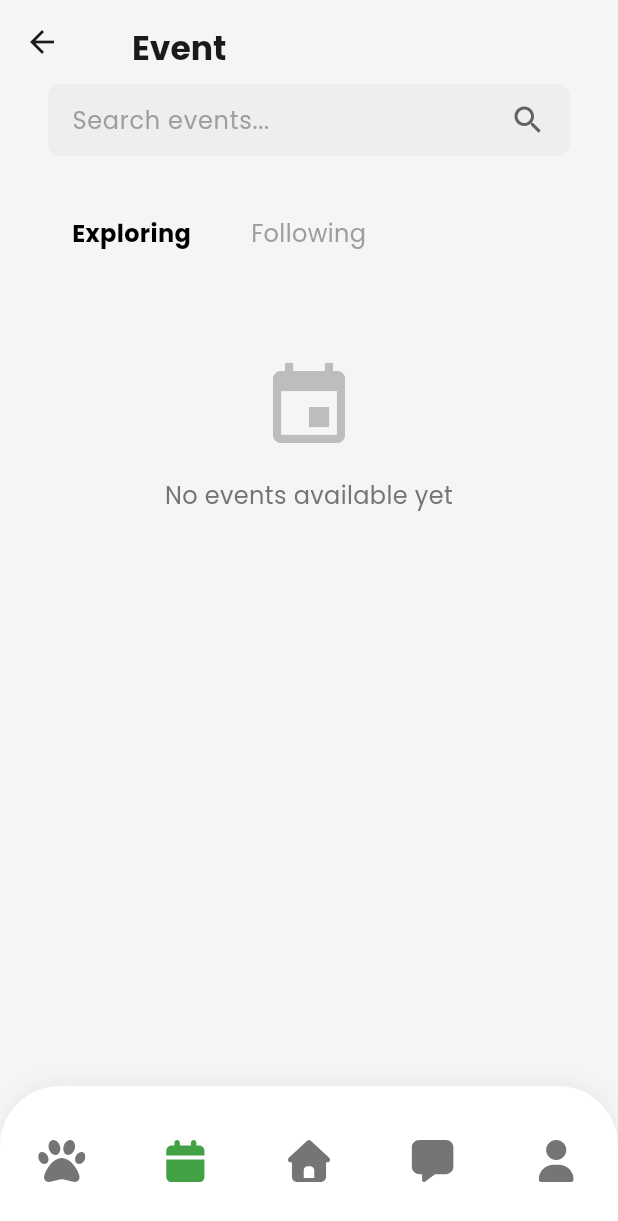
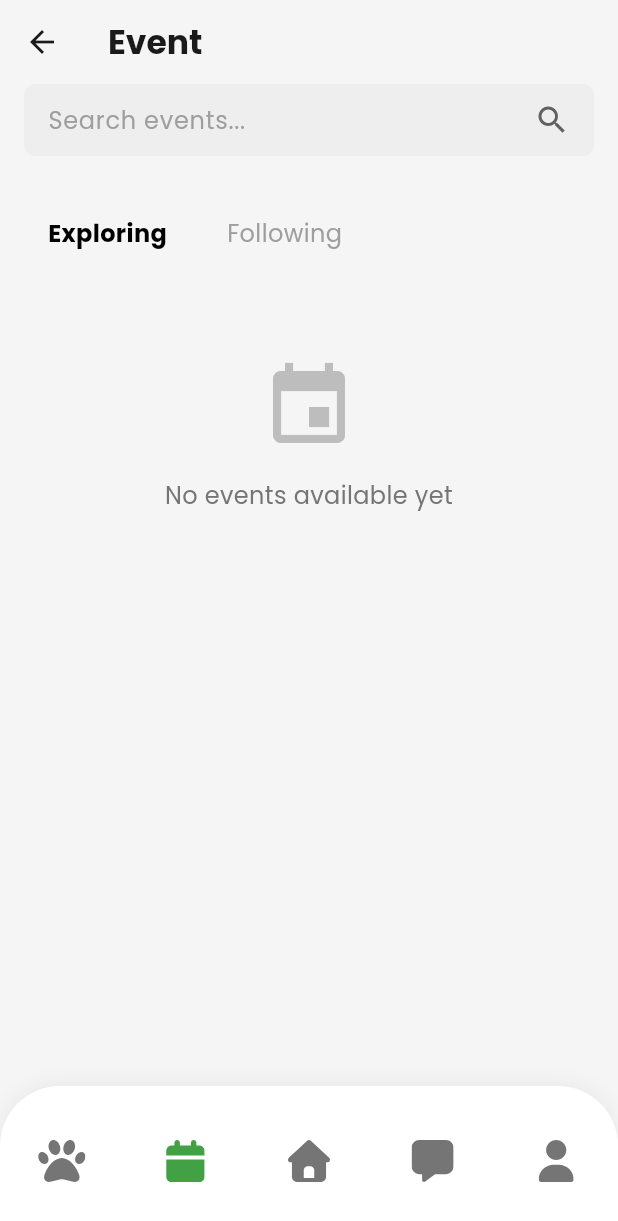
Before and after one commit to restuahmadinata/ngepet, a Flutter app: the HomeView screen opened by its route, item 2 of the bottom bar chosen, after a tap on "Exploring", on a phone screen of 412 x 824 dp. Shown: the top 1221 px of the screen. Run offline on Flutter 3.47's test engine with Material 3 defaults, Android fonts, the phone set to English and light mode, and no system bars; our stand-ins replace cached_network_image, cloud_firestore, firebase_auth, firebase_core, fl_chart, flutter_image_compress and 8 more; accounts and stored records are empty; generated files the repository leaves out were written again; network calls fail.

Commit message:
refactor: unify user page layouts to match shelter dashboard spacing

```diff
--- a/lib/app/common/widgets/event_list.dart
+++ b/lib/app/common/widgets/event_list.dart
@@ -1,6 +1,7 @@
 import 'package:flutter/material.dart';
 import 'package:google_fonts/google_fonts.dart';
 import 'package:cached_network_image/cached_network_image.dart';
+import 'package:ngepet/app/theme/app_colors.dart';
 import '../../features/shared/modules/event_detail/event_detail_view.dart';
 
 class EventListItem extends StatelessWidget {
@@ -29,6 +30,10 @@ class EventListItem extends StatelessWidget {
   Widget build(BuildContext context) {
     return Card(
       color: Colors.white,
+            shape: RoundedRectangleBorder(
+        borderRadius: BorderRadius.circular(12),
+        side: const BorderSide(color: AppColors.neutral300, width: 1),
+      ),
       elevation: 0,
       margin: const EdgeInsets.symmetric(vertical: 8),
       child: Material(
--- a/lib/app/common/widgets/pet_list.dart
+++ b/lib/app/common/widgets/pet_list.dart
@@ -1,6 +1,7 @@
 import 'package:flutter/material.dart';
 import 'package:google_fonts/google_fonts.dart';
 import 'package:cached_network_image/cached_network_image.dart';
+import 'package:ngepet/app/theme/app_colors.dart';
 import '../../features/shared/modules/pet_detail/pet_detail_view.dart';
 
 class PetListItem extends StatelessWidget {
@@ -31,6 +32,10 @@ class PetListItem extends StatelessWidget {
   Widget build(BuildContext context) {
     return Card(
       color: Colors.white,
+      shape: RoundedRectangleBorder(
+        borderRadius: BorderRadius.circular(12),
+        side: const BorderSide(color: AppColors.neutral300, width: 1),
+      ),
       elevation: 0,
       margin: const EdgeInsets.symmetric(vertical: 8),
       child: Material(
--- a/lib/app/features/shared/modules/event/event_view.dart
+++ b/lib/app/features/shared/modules/event/event_view.dart
@@ -67,12 +67,9 @@ class EventView extends StatelessWidget {
     return Scaffold(
       extendBody: true,
       appBar: AppBar(
-        title: Padding(
-          padding: const EdgeInsets.only(top: 16, left: 16, bottom: 8),
-          child: Text(
-            'Event',
-            style: GoogleFonts.poppins(fontWeight: FontWeight.bold),
-          ),
+        title: Text(
+          'Event',
+          style: GoogleFonts.poppins(fontWeight: FontWeight.bold),
         ),
         backgroundColor: Colors.transparent,
         elevation: 0,
@@ -81,7 +78,7 @@ class EventView extends StatelessWidget {
         child: RefreshIndicator(
           onRefresh: _refreshData,
           child: Padding(
-            padding: const EdgeInsets.symmetric(horizontal: 32),
+            padding: const EdgeInsets.symmetric(horizontal: 16),
             child: SingleChildScrollView(
               physics: const AlwaysScrollableScrollPhysics(),
               child: Column(
--- a/lib/app/features/user/modules/adoption_status/adoption_status_view.dart
+++ b/lib/app/features/user/modules/adoption_status/adoption_status_view.dart
@@ -66,7 +66,7 @@ class AdoptionStatusView extends GetView<AdoptionStatusController> {
           onRefresh: controller.loadAdoptionRequests,
           color: AppColors.primary,
           child: ListView.builder(
-            padding: const EdgeInsets.all(32),
+            padding: const EdgeInsets.all(16),
             itemCount: controller.adoptionRequests.length,
             itemBuilder: (context, index) {
               final request = controller.adoptionRequests[index];
--- a/lib/app/features/user/modules/following/following_view.dart
+++ b/lib/app/features/user/modules/following/following_view.dart
@@ -34,7 +34,7 @@ class FollowingView extends GetView<FollowingController> {
           if (controller.followingShelters.isEmpty) {
             return Center(
               child: Padding(
-                padding: const EdgeInsets.all(32),
+                padding: const EdgeInsets.all(16),
                 child: Column(
                   mainAxisAlignment: MainAxisAlignment.center,
                   children: [
@@ -63,7 +63,7 @@ class FollowingView extends GetView<FollowingController> {
           }
 
           return ListView.builder(
-            padding: const EdgeInsets.all(32),
+            padding: const EdgeInsets.all(16),
             itemCount: controller.followingShelters.length,
             itemBuilder: (context, index) {
               final shelter = controller.followingShelters[index];
--- a/lib/app/features/user/modules/home/home_view.dart
+++ b/lib/app/features/user/modules/home/home_view.dart
@@ -34,14 +34,13 @@ class HomeView extends GetView<HomeController> {
     return Obx(() {
       final currentIndex = controller.currentIndex.value;
       return Scaffold(
-        // 3. Added to fix navbar radius issue
         extendBody: true,
         // 4. Use constant '_homeIndex'
         appBar: currentIndex == _homeIndex
             ? AppBar(
-                title: Padding(
-                  padding: const EdgeInsets.only(top: 16, left: 16, bottom: 8),
-                  child: Column(
+              titleSpacing: 16,
+              toolbarHeight: 80,
+              title: Column(
                 crossAxisAlignment: CrossAxisAlignment.start,
                 children: [
                 Text(
@@ -68,7 +67,6 @@ class HomeView extends GetView<HomeController> {
                   ],
                 ),
                 ],
-                  ),
               ),
               elevation: 0,
               backgroundColor: Theme.of(context).scaffoldBackgroundColor,
@@ -121,14 +119,14 @@ class HomePage extends StatelessWidget {
             mainAxisSize: MainAxisSize.min,
             children: [
               Padding(
-                padding: const EdgeInsets.fromLTRB(32, 24, 32, 0),
+                padding: const EdgeInsets.symmetric(horizontal: 16),
                 child: RectangleSearchBar(
                   hintText: 'Search events and pets...',
                   onChanged: controller.onSearchChanged,
                   controller: controller.textController,
                 ),
               ),
-              const SizedBox(height: 24),
+              const SizedBox(height: 16),
               Obx(() {
                 // Show search results if searching
                 if (controller.searchController.searchQuery.value.trim().isNotEmpty) {
@@ -139,11 +137,11 @@ class HomePage extends StatelessWidget {
                 return Column(
                   children: [
                     Padding(
-                      padding: const EdgeInsets.symmetric(horizontal: 32),
+                      padding: const EdgeInsets.symmetric(horizontal: 16),
                       child: Align(
                         alignment: Alignment.centerLeft,
                         child: Text(
-                          'Community Events',
+                          'Recent Events',
                           style: GoogleFonts.poppins(
                             fontSize: 18,
                             fontWeight: FontWeight.bold,
@@ -154,16 +152,16 @@ class HomePage extends StatelessWidget {
                     const SizedBox(height: 12),
                     // EventCarousel with consistent padding
                     Padding(
-                      padding: const EdgeInsets.symmetric(horizontal: 32),
+                      padding: const EdgeInsets.symmetric(horizontal: 16),
                       child: EventCarousel(),
                     ),
-                    const SizedBox(height: 24),
+                    const SizedBox(height: 16),
                     Padding(
-                      padding: const EdgeInsets.symmetric(horizontal: 32),
+                      padding: const EdgeInsets.symmetric(horizontal: 16),
                       child: Align(
                         alignment: Alignment.centerLeft,
                         child: Text(
-                          'Recommended Pets',
+                          'Recent Pets',
                           style: GoogleFonts.poppins(
                             fontSize: 18,
                             fontWeight: FontWeight.bold,
@@ -173,7 +171,7 @@ class HomePage extends StatelessWidget {
                     ),
                     const SizedBox(height: 12),
                     Padding(
-                      padding: const EdgeInsets.symmetric(horizontal: 32),
+                      padding: const EdgeInsets.symmetric(horizontal: 16),
                       child: _buildRecommendedPets(),
                     ),
                   ],
@@ -197,7 +195,7 @@ class HomePage extends StatelessWidget {
       if (isSearching) {
         return const Center(
           child: Padding(
-            padding: EdgeInsets.all(32.0),
+            padding: EdgeInsets.all(16.0),
             child: CircularProgressIndicator(),
           ),
         );
@@ -206,7 +204,7 @@ class HomePage extends StatelessWidget {
       if (!hasEvents && !hasPets) {
         return Center(
           child: Padding(
-            padding: const EdgeInsets.all(32.0),
+            padding: const EdgeInsets.all(16.0),
             child: Column(
               children: [
                 Icon(Icons.search_off, size: 64, color: Colors.grey[400]),
@@ -235,7 +233,7 @@ class HomePage extends StatelessWidget {
       }
 
       return Padding(
-        padding: const EdgeInsets.symmetric(horizontal: 32),
+        padding: const EdgeInsets.symmetric(horizontal: 16),
         child: Column(
           crossAxisAlignment: CrossAxisAlignment.start,
           children: [
@@ -265,7 +263,7 @@ class HomePage extends StatelessWidget {
                           ),
                   ),
                 ),
-              const SizedBox(height: 24),
+              const SizedBox(height: 16),
             ],
 
             // Pets section
--- a/lib/app/features/user/modules/profile/profile_view.dart
+++ b/lib/app/features/user/modules/profile/profile_view.dart
@@ -91,7 +91,7 @@ class ProfileView extends StatelessWidget {
 
           return Center(
             child: Padding(
-              padding: const EdgeInsets.symmetric(horizontal: 32),
+              padding: const EdgeInsets.all(16),
               child: Column(
                 mainAxisAlignment: MainAxisAlignment.center,
                 children: [
```
Also changed, not shown: lib/app/features/user/modules/adopt/adopt_view.dart (+12 -15 lines), lib/app/features/user/modules/chat/chat_view.dart (+4 -7 lines). Lines whose indentation alone changed are shown as unchanged.
